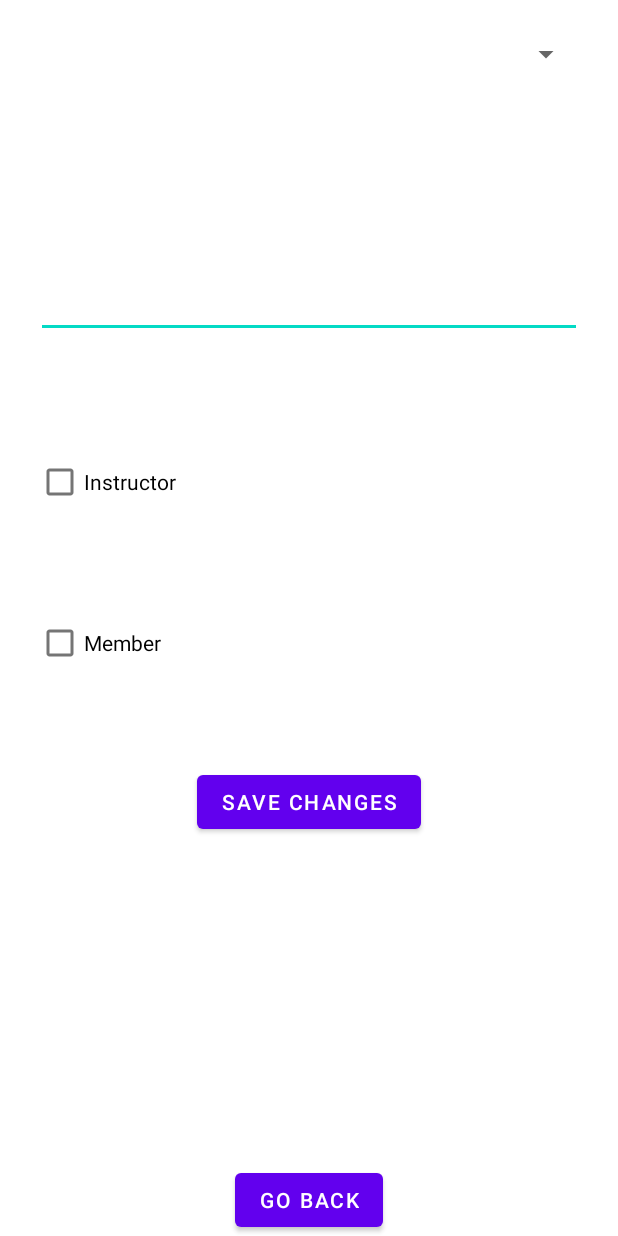
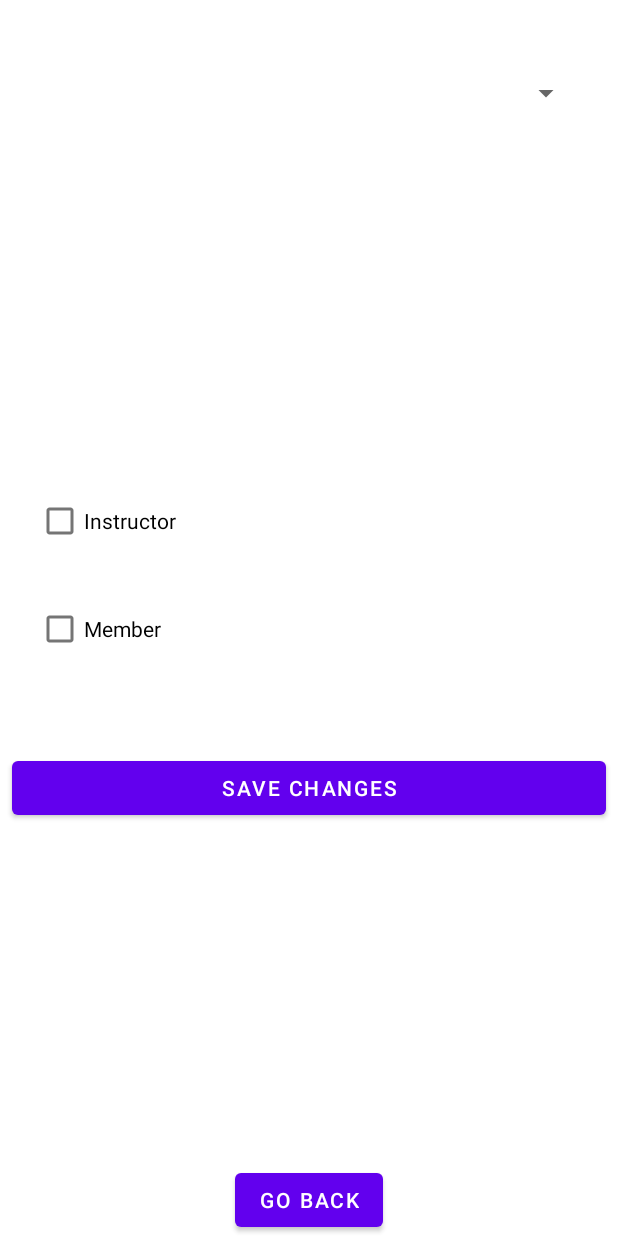
Before and after one commit to CDelongchamp/FinalProject, an Android app: the layout activity_edit_user.xml on its own in the app's theme, with its tools: preview values and no code run, on a phone screen of 412 x 824 dp. Run offline under Robolectric (Android 15) with nearby library versions, the phone set to English and light mode, and no system bars.

Commit message:
EditMemberRoles works now.

```diff
--- a/app/src/main/res/layout/activity_edit_user.xml
+++ b/app/src/main/res/layout/activity_edit_user.xml
@@ -11,7 +11,7 @@
         android:layout_width="match_parent"
         android:layout_height="wrap_content"
         android:layout_marginStart="24dp"
-        android:layout_marginTop="24dp"
+        android:layout_marginTop="50dp"
         android:layout_marginEnd="24dp"
         app:layout_constraintEnd_toEndOf="parent"
         app:layout_constraintStart_toStartOf="parent"
@@ -26,37 +26,24 @@
         app:layout_constraintEnd_toEndOf="parent"
         app:layout_constraintStart_toStartOf="parent" />
 
-    <EditText
-        android:id="@+id/usernameTextBox"
-        android:layout_width="0dp"
-        android:layout_height="wrap_content"
-        android:layout_marginStart="24dp"
-        android:layout_marginTop="132dp"
-        android:layout_marginEnd="24dp"
-        android:ems="10"
-        android:inputType="textPersonName"
-        app:layout_constraintEnd_toEndOf="parent"
-        app:layout_constraintStart_toStartOf="parent"
-        app:layout_constraintTop_toBottomOf="@+id/userSpinner" />
-
     <CheckBox
         android:id="@+id/isInstructorBox"
         android:layout_width="0dp"
         android:layout_height="wrap_content"
         android:layout_marginStart="24dp"
-        android:layout_marginTop="72dp"
+        android:layout_marginTop="249dp"
         android:layout_marginEnd="24dp"
         android:text="Instructor"
         app:layout_constraintEnd_toEndOf="parent"
         app:layout_constraintStart_toStartOf="parent"
-        app:layout_constraintTop_toBottomOf="@+id/usernameTextBox" />
+        app:layout_constraintTop_toBottomOf="@+id/userSpinner" />
 
     <CheckBox
         android:id="@+id/isMemberBox"
         android:layout_width="0dp"
         android:layout_height="wrap_content"
         android:layout_marginStart="24dp"
-        android:layout_marginTop="59dp"
+        android:layout_marginTop="24dp"
         android:layout_marginEnd="24dp"
         android:text="Member"
         app:layout_constraintEnd_toEndOf="parent"
@@ -64,10 +51,12 @@
         app:layout_constraintTop_toBottomOf="@+id/isInstructorBox" />
 
     <Button
-        android:id="@+id/button"
-        android:layout_width="wrap_content"
+        android:id="@+id/btn_saveChanges"
+        android:layout_width="0dp"
         android:layout_height="wrap_content"
+        android:layout_marginStart="8dp"
         android:layout_marginTop="58dp"
+        android:layout_marginEnd="8dp"
         android:text="Save Changes"
         app:layout_constraintEnd_toEndOf="parent"
         app:layout_constraintStart_toStartOf="parent"
```
Also changed, not shown: app/src/main/java/com/example/finalproject/DB_Management.java (+43 -1 lines), app/src/main/java/com/example/finalproject/EditUserActivity.java (+24 -8 lines).
